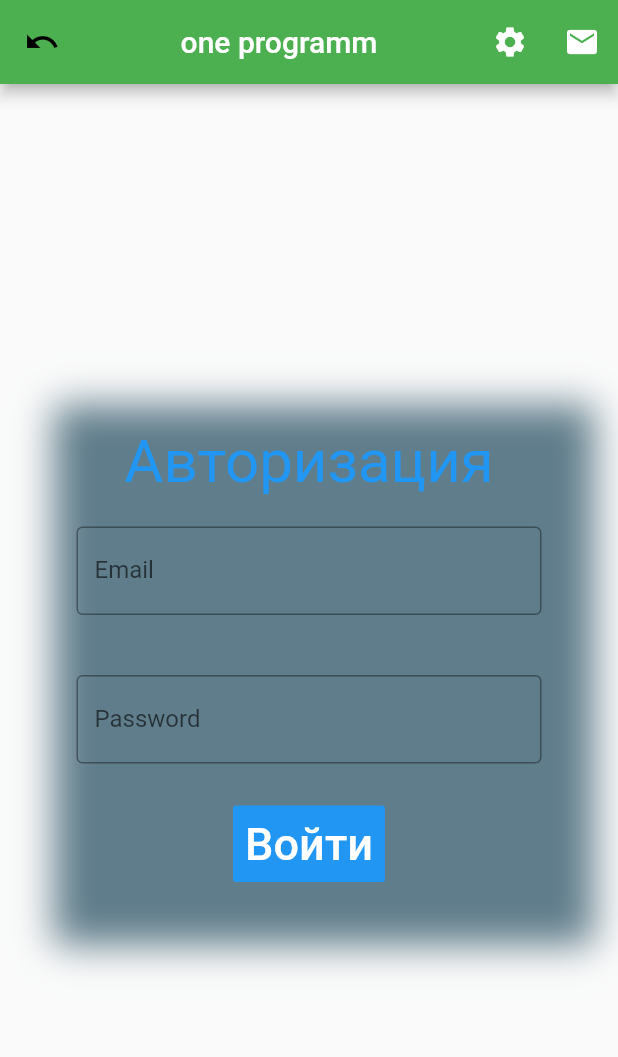
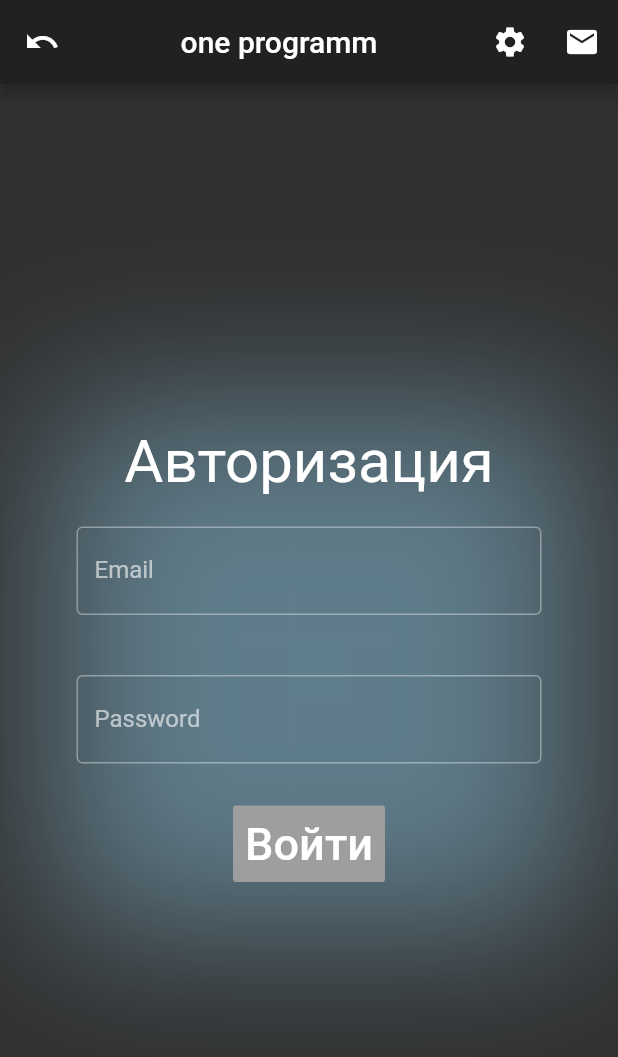
Before and after one commit to IgorLIS/flut_log_ui, a Flutter app: the screen it shows after launch, on a phone screen of 412 x 824 dp. Shown: the top 1057 px of the screen. Run offline on Flutter 3.47's test engine with Material 2 defaults, Android fonts, the phone set to English and light mode, and no system bars; Roboto replaces fonts that are missing (Georgia).

Commit message:
color full prog

```diff
--- a/datanum/lib/main.dart
+++ b/datanum/lib/main.dart
@@ -8,7 +8,11 @@ class MyWig extends StatelessWidget {
     return MaterialApp(
       debugShowCheckedModeBanner: false,
       title: 'Ferst wig',
-      theme: ThemeData(primarySwatch: Colors.green),
+      theme: ThemeData(
+        brightness: Brightness.dark,
+        primarySwatch: Colors.blue,
+        accentColor: Colors.white,
+        fontFamily: 'Georgia',),
       home: OneHomePage(),
     );
   }
@@ -21,7 +25,7 @@ class OneHomePage extends StatelessWidget {
       appBar: AppBar(
         leading: Icon(
           Icons.undo,
-          color: Colors.black,
+          color: Colors.white,
         ),
         title: Center(
           child: Text(
@@ -39,6 +43,8 @@ class OneHomePage extends StatelessWidget {
           )
         ],
       ),
+
+
       body: Center(
         child: Container(
           height: 350,
@@ -48,11 +54,11 @@ class OneHomePage extends StatelessWidget {
     boxShadow: [
       BoxShadow(
         color: Colors.blueGrey,
-        blurRadius: 20.0, // has the effect of softening the shadow
-        spreadRadius: 5.0, // has the effect of extending the shadow
+        blurRadius: 90.0, // has the effect of softening the shadow
+        spreadRadius: 1.0, // has the effect of extending the shadow
         offset: Offset(
-          10.0, // horizontal, move right 10
-          10.0, // vertical, move down 10
+          5.0, // horizontal, move right 10
+          5.0, // vertical, move down 10
         ),
       )
     ],
@@ -66,7 +72,7 @@ class OneHomePage extends StatelessWidget {
                 'Авторизация',
                 style: TextStyle(
                   fontSize: 40,
-                  color: Colors.blue,
+                  color: Colors.white,
                 ),
               ),
             ),
@@ -74,6 +80,7 @@ class OneHomePage extends StatelessWidget {
               child: Padding(
                 padding: const EdgeInsets.all(20.0),
                 child: TextField(
+                  cursorColor: Colors.white,
                   obscureText: false,
                   decoration: InputDecoration(
                     border: OutlineInputBorder(),
@@ -96,10 +103,11 @@ class OneHomePage extends StatelessWidget {
               child: Padding(
                 padding: const EdgeInsets.all(8.0),
                 child: FlatButton(
-                  color: Colors.blue,
+
+                  color: Colors.grey,
                   textColor: Colors.white,
                   padding: EdgeInsets.all(8.0),
-                  splashColor: Colors.blueAccent,
+                  splashColor: Colors.white,
                   onPressed: () {},
                   child: Text(
                     'Войти',
```
